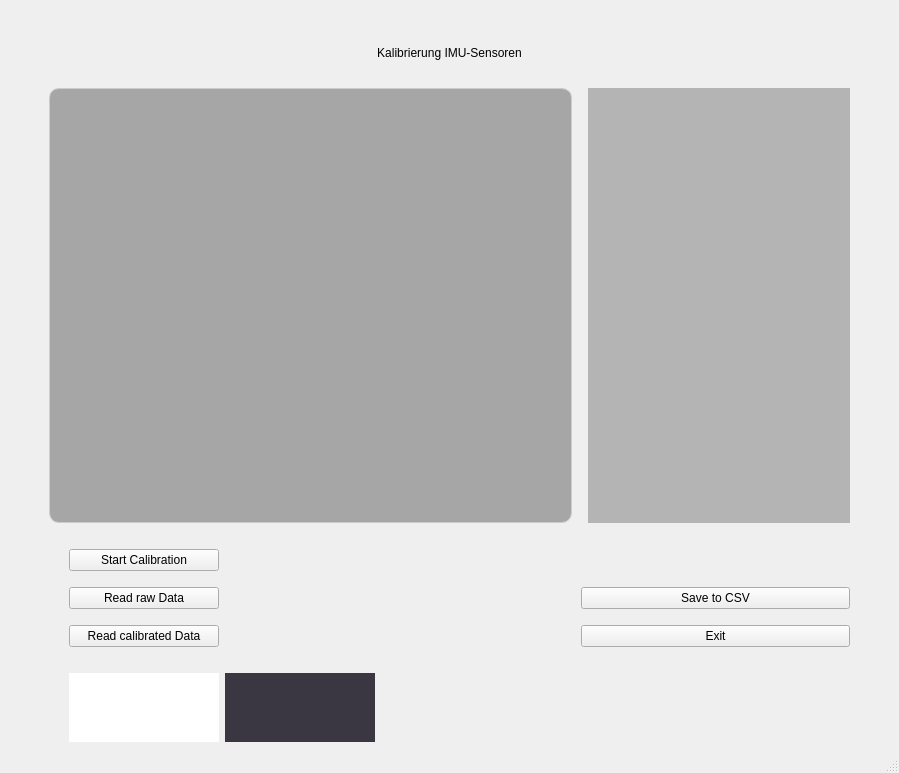
Qt form software/python/src/gui/untitled.ui (dana-lng/teststand-imu) before a commit.
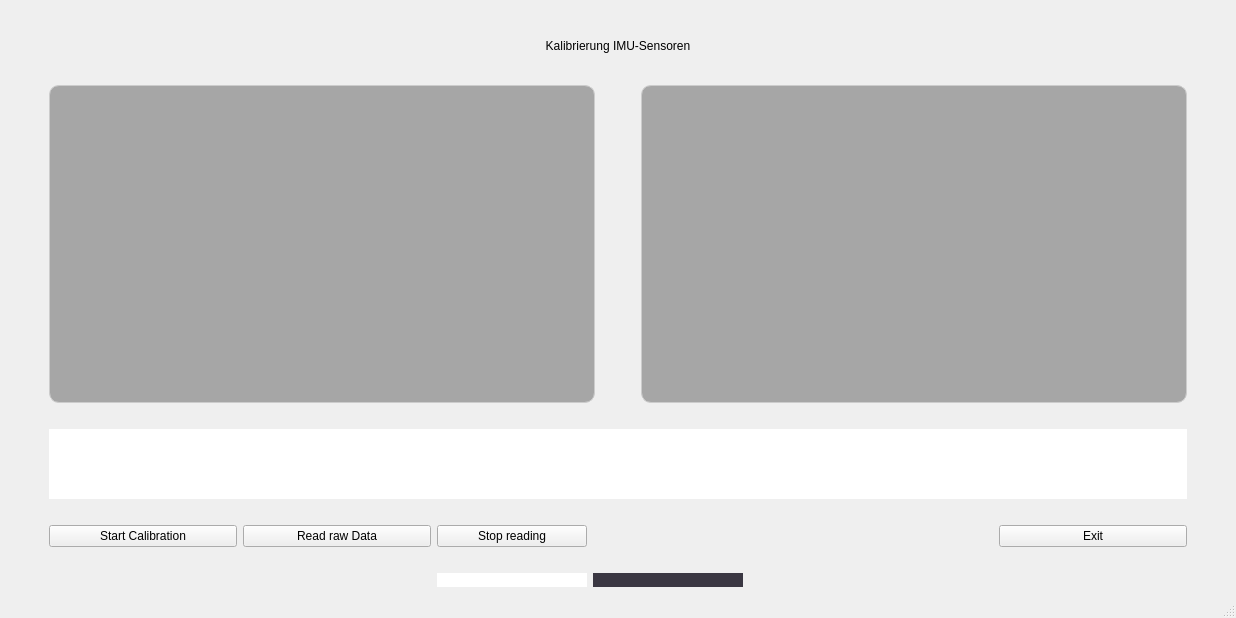
The same form after that commit.

```diff
--- a/software/python/src/gui/untitled.ui
+++ b/software/python/src/gui/untitled.ui
@@ -6,8 +6,8 @@
    <rect>
     <x>0</x>
     <y>0</y>
-    <width>899</width>
-    <height>773</height>
+    <width>1236</width>
+    <height>618</height>
    </rect>
   </property>
   <property name="windowTitle">
@@ -16,7 +16,7 @@
   <widget class="QWidget" name="hintergrund">
    <layout class="QVBoxLayout" name="verticalLayout_4">
     <item>
-     <layout class="QVBoxLayout" name="verticalLayout" stretch="0,1,0,9,0,4">
+     <layout class="QVBoxLayout" name="verticalLayout" stretch="0,1,0,9,0,2,0,0">
       <item>
        <spacer name="verticalSpacer_8">
         <property name="orientation">
@@ -51,13 +51,13 @@
         <property name="sizeHint" stdset="0">
          <size>
           <width>20</width>
-          <height>5</height>
+          <height>15</height>
          </size>
         </property>
        </spacer>
       </item>
       <item>
-       <layout class="QHBoxLayout" name="horizontalLayout" stretch="0,2,0,1,0">
+       <layout class="QHBoxLayout" name="horizontalLayout" stretch="0,2,0,2,0">
         <item>
          <spacer name="horizontalSpacer_2">
           <property name="orientation">
@@ -89,32 +89,6 @@
           </property>
          </widget>
         </item>
-        <item>
-         <spacer name="horizontalSpacer_3">
-          <property name="orientation">
-           <enum>Qt::Horizontal</enum>
-          </property>
-          <property name="sizeType">
-           <enum>QSizePolicy::Fixed</enum>
-          </property>
-          <property name="sizeHint" stdset="0">
-           <size>
-            <width>10</width>
-            <height>20</height>
-           </size>
-          </property>
-         </spacer>
-        </item>
-        <item>
-         <widget class="QLabel" name="textausgabe">
-          <property name="styleSheet">
-           <string notr="true">background-color: rgb(180, 180, 180);</string>
-          </property>
-          <property name="text">
-           <string/>
-          </property>
-         </widget>
-        </item>
         <item>
          <spacer name="horizontalSpacer_11">
           <property name="orientation">
@@ -131,6 +105,100 @@
           </property>
          </spacer>
         </item>
+        <item>
+         <widget class="QFrame" name="plot_frame_2">
+          <property name="styleSheet">
+           <string notr="true">background-color: rgb(166, 166, 166);
+border-radius: 10px;
+border: 1px solid #ccc;</string>
+          </property>
+          <property name="frameShape">
+           <enum>QFrame::StyledPanel</enum>
+          </property>
+          <property name="frameShadow">
+           <enum>QFrame::Raised</enum>
+          </property>
+         </widget>
+        </item>
+        <item>
+         <spacer name="horizontalSpacer_3">
+          <property name="orientation">
+           <enum>Qt::Horizontal</enum>
+          </property>
+          <property name="sizeType">
+           <enum>QSizePolicy::Fixed</enum>
+          </property>
+          <property name="sizeHint" stdset="0">
+           <size>
+            <width>40</width>
+            <height>20</height>
+           </size>
+          </property>
+         </spacer>
+        </item>
+       </layout>
+      </item>
+      <item>
+       <spacer name="verticalSpacer_2">
+        <property name="orientation">
+         <enum>Qt::Vertical</enum>
+        </property>
+        <property name="sizeType">
+         <enum>QSizePolicy::Fixed</enum>
+        </property>
+        <property name="sizeHint" stdset="0">
+         <size>
+          <width>20</width>
+          <height>20</height>
+         </size>
+        </property>
+       </spacer>
+      </item>
+      <item>
+       <layout class="QHBoxLayout" name="horizontalLayout_2">
+        <item>
+         <spacer name="horizontalSpacer_4">
+          <property name="orientation">
+           <enum>Qt::Horizontal</enum>
+          </property>
+          <property name="sizeType">
+           <enum>QSizePolicy::Fixed</enum>
+          </property>
+          <property name="sizeHint" stdset="0">
+           <size>
+            <width>40</width>
+            <height>20</height>
+           </size>
+          </property>
+         </spacer>
+        </item>
+        <item>
+         <widget class="QLabel" name="textausgabe_1">
+          <property name="styleSheet">
+           <string notr="true">
+background-color: rgb(255, 255, 255);</string>
+          </property>
+          <property name="text">
+           <string>&lt;html&gt;&lt;head/&gt;&lt;body&gt;&lt;p align=&quot;center&quot;&gt;&lt;br/&gt;&lt;/p&gt;&lt;/body&gt;&lt;/html&gt;</string>
+          </property>
+         </widget>
+        </item>
+        <item>
+         <spacer name="horizontalSpacer_5">
+          <property name="orientation">
+           <enum>Qt::Horizontal</enum>
+          </property>
+          <property name="sizeType">
+           <enum>QSizePolicy::Fixed</enum>
+          </property>
+          <property name="sizeHint" stdset="0">
+           <size>
+            <width>40</width>
+            <height>20</height>
+           </size>
+          </property>
+         </spacer>
+        </item>
        </layout>
       </item>
       <item>
@@ -150,84 +218,86 @@
        </spacer>
       </item>
       <item>
-       <layout class="QGridLayout" name="gridLayout" rowstretch="0,0,0,0,0,0,1" columnstretch="0,0,0,0,1" rowminimumheight="0,0,0,0,0,0,1" columnminimumwidth="0,0,0,0,1">
-        <item row="2" column="0">
-         <spacer name="horizontalSpacer_6">
-          <property name="orientation">
-           <enum>Qt::Horizontal</enum>
-          </property>
-          <property name="sizeType">
-           <enum>QSizePolicy::Fixed</enum>
-          </property>
-          <property name="sizeHint" stdset="0">
+       <layout class="QGridLayout" name="gridLayout" rowstretch="0,0,0,0,0,0,0,0,0" columnstretch="0,0,0,0,0,0,0,0,0">
+        <item row="8" column="4">
+         <widget class="QLabel" name="itm_logo">
+          <property name="maximumSize">
            <size>
-            <width>60</width>
-            <height>20</height>
+            <width>150</width>
+            <height>70</height>
            </size>
           </property>
-         </spacer>
+          <property name="styleSheet">
+           <string notr="true">background-color: rgba(52, 49, 61, 0.973);</string>
+          </property>
+          <property name="text">
+           <string/>
+          </property>
+         </widget>
         </item>
-        <item row="4" column="1">
+        <item row="0" column="3">
          <widget class="QPushButton" name="pushButton_3">
           <property name="text">
-           <string>Read calibrated Data</string>
+           <string>Stop reading</string>
           </property>
          </widget>
         </item>
-        <item row="1" column="1">
-         <spacer name="verticalSpacer_3">
-          <property name="orientation">
-           <enum>Qt::Vertical</enum>
-          </property>
-          <property name="sizeType">
-           <enum>QSizePolicy::Fixed</enum>
-          </property>
-          <property name="sizeHint" stdset="0">
-           <size>
-            <width>20</width>
-            <height>10</height>
-           </size>
-          </property>
-         </spacer>
-        </item>
-        <item row="2" column="1">
-         <widget class="QPushButton" name="pushButton_2">
-          <property name="text">
-           <string>Read raw Data</string>
-          </property>
-         </widget>
-        </item>
-        <item row="2" column="3">
-         <widget class="QPushButton" name="saveButton">
-          <property name="text">
-           <string>Save to CSV</string>
-          </property>
-         </widget>
-        </item>
-        <item row="2" column="2">
-         <spacer name="horizontalSpacer">
-          <property name="orientation">
-           <enum>Qt::Horizontal</enum>
-          </property>
-          <property name="sizeType">
-           <enum>QSizePolicy::Fixed</enum>
-          </property>
-          <property name="sizeHint" stdset="0">
-           <size>
-            <width>350</width>
-            <height>20</height>
-           </size>
-          </property>
-         </spacer>
-        </item>
-        <item row="4" column="3">
+        <item row="0" column="6">
          <widget class="QPushButton" name="exitButton">
           <property name="text">
            <string>Exit</string>
           </property>
          </widget>
         </item>
-        <item row="2" column="4">
+        <item row="0" column="5">
+         <spacer name="horizontalSpacer">
+          <property name="orientation">
+           <enum>Qt::Horizontal</enum>
+          </property>
+          <property name="sizeType">
+           <enum>QSizePolicy::Fixed</enum>
+          </property>
+          <property name="sizeHint" stdset="0">
+           <size>
+            <width>250</width>
+            <height>20</height>
+           </size>
+          </property>
+         </spacer>
+        </item>
+        <item row="0" column="0">
+         <spacer name="horizontalSpacer_6">
+          <property name="orientation">
+           <enum>Qt::Horizontal</enum>
+          </property>
+          <property name="sizeType">
+           <enum>QSizePolicy::Fixed</enum>
+          </property>
+          <property name="sizeHint" stdset="0">
+           <size>
+            <width>40</width>
+            <height>20</height>
+           </size>
+          </property>
+         </spacer>
+        </item>
+        <item row="0" column="4">
+         <spacer name="horizontalSpacer_9">
+          <property name="orientation">
+           <enum>Qt::Horizontal</enum>
+          </property>
+          <property name="sizeType">
+           <enum>QSizePolicy::Fixed</enum>
+          </property>
+          <property name="sizeHint" stdset="0">
+           <size>
+            <width>150</width>
+            <height>20</height>
+           </size>
+          </property>
+         </spacer>
+        </item>
+        <item row="2" column="8">
          <spacer name="horizontalSpacer_7">
           <property name="orientation">
            <enum>Qt::Horizontal</enum>
@@ -243,78 +313,14 @@
           </property>
          </spacer>
         </item>
-        <item row="3" column="1">
-         <spacer name="verticalSpacer_4">
-          <property name="orientation">
-           <enum>Qt::Vertical</enum>
-          </property>
-          <property name="sizeType">
-           <enum>QSizePolicy::Fixed</enum>
-          </property>
-          <property name="sizeHint" stdset="0">
-           <size>
-            <width>20</width>
-            <height>10</height>
-           </size>
-          </property>
-         </spacer>
-        </item>
-        <item row="6" column="3">
-         <spacer name="verticalSpacer_5">
-          <property name="orientation">
-           <enum>Qt::Vertical</enum>
-          </property>
-          <property name="sizeType">
-           <enum>QSizePolicy::Fixed</enum>
-          </property>
-          <property name="sizeHint" stdset="0">
-           <size>
-            <width>20</width>
-            <height>15</height>
-           </size>
-          </property>
-         </spacer>
-        </item>
-        <item row="0" column="1">
-         <widget class="QPushButton" name="pushButton_1">
+        <item row="0" column="2">
+         <widget class="QPushButton" name="pushButton_2">
           <property name="text">
-           <string>Start Calibration</string>
+           <string>Read raw Data</string>
           </property>
          </widget>
         </item>
-        <item row="5" column="1">
-         <spacer name="verticalSpacer_2">
-          <property name="orientation">
-           <enum>Qt::Vertical</enum>
-          </property>
-          <property name="sizeType">
-           <enum>QSizePolicy::Fixed</enum>
-          </property>
-          <property name="sizeHint" stdset="0">
-           <size>
-            <width>20</width>
-            <height>20</height>
-           </size>
-          </property>
-         </spacer>
-        </item>
-        <item row="6" column="2">
-         <widget class="QLabel" name="itm_logo">
-          <property name="maximumSize">
-           <size>
-            <width>150</width>
-            <height>70</height>
-           </size>
-          </property>
-          <property name="styleSheet">
-           <string notr="true">background-color: rgba(52, 49, 61, 0.973);</string>
-          </property>
-          <property name="text">
-           <string/>
-          </property>
-         </widget>
-        </item>
-        <item row="6" column="1">
+        <item row="8" column="3">
          <widget class="QLabel" name="tu_logo">
           <property name="sizePolicy">
            <sizepolicy hsizetype="Minimum" vsizetype="Minimum">
@@ -342,6 +348,13 @@
           </property>
          </widget>
         </item>
+        <item row="0" column="1">
+         <widget class="QPushButton" name="pushButton_1">
+          <property name="text">
+           <string>Start Calibration</string>
+          </property>
+         </widget>
+        </item>
        </layout>
       </item>
      </layout>
```
Left out of the diff: 2 changed lines with no effect on the pictures.
